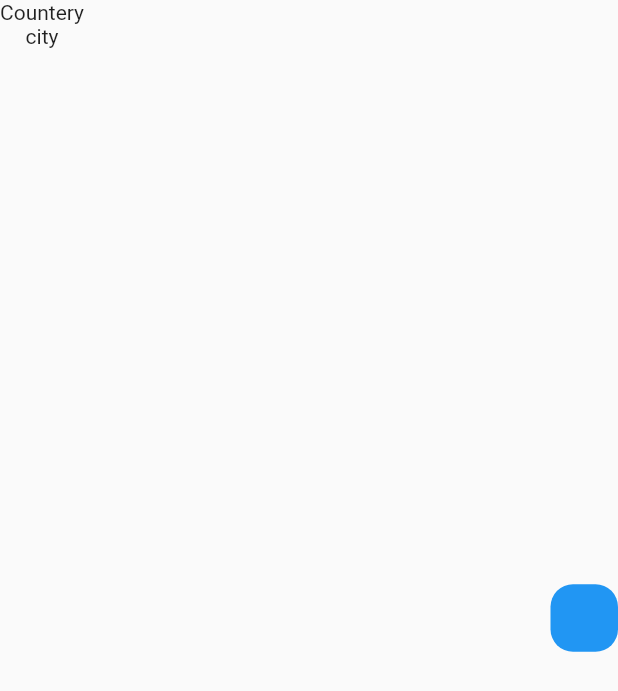
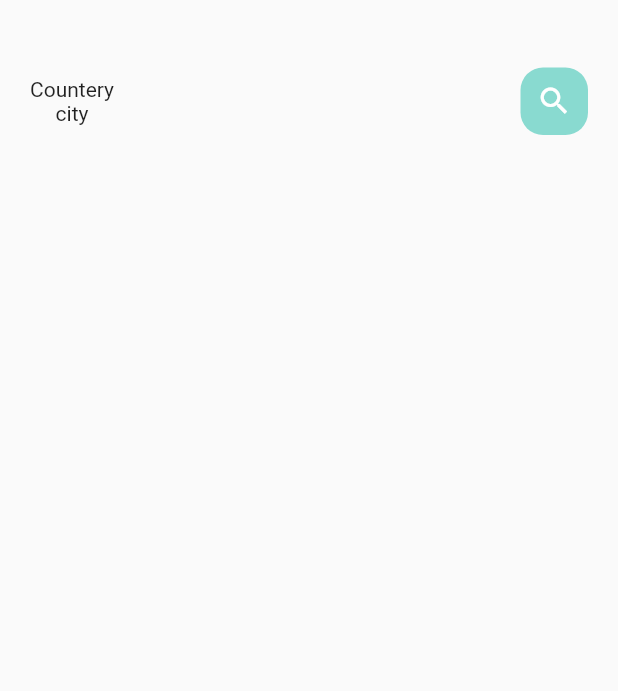
Before and after one commit to poornakani/food_Delivary_FlutterApp, a Flutter app: the screen it shows after launch, on a phone screen of 412 x 824 dp. Shown: the top 691 px of the screen. Run offline on Flutter 3.47's test engine with Material 2 defaults, Android fonts, the phone set to English and light mode, and no system bars.

Commit message:
food delivary app

```diff
--- a/lib/home/main_food_page.dart
+++ b/lib/home/main_food_page.dart
@@ -1,4 +1,5 @@
 import 'package:flutter/material.dart';
+import 'package:fooddelivary/utils/colors.dart';
 
 class MainFoodPage extends StatefulWidget {
   const MainFoodPage({Key? key}) : super(key: key);
@@ -11,8 +12,12 @@ class _MainFoodPageState extends State<MainFoodPage> {
   @override
   Widget build(BuildContext context) {
     return Scaffold(
-      body: Container(//color changing place in app bar
+      body: Column(
+        children: [
+          Container(//color changing place in app bar
             child: Container(
+              margin: EdgeInsets.only(top: 45,bottom: 15),
+              padding: EdgeInsets.only(left: 20,right: 20),
               child: Row(
                 mainAxisAlignment: MainAxisAlignment.spaceBetween,
                 children: [
@@ -22,18 +27,23 @@ class _MainFoodPageState extends State<MainFoodPage> {
                       Text("city")
                     ],
                   ),
-              Container(
+                  Center(
+                    child: Container(
                       width: 45,
                       height: 45,
                       decoration: BoxDecoration(
                           borderRadius: BorderRadius.circular(15),
-                    color: Colors.blue
+                          color: AppColors.mainColor
+                      ),
+                      child: Icon(Icons.search,color: Colors.white,),
                     ),
                   )
                 ],
               ),
             ),
           ),
+        ],
+      )
     );
   }
 }
```
Also changed, not shown: lib/widgets/big_text.dart (added, +30 -0 lines). Lines whose indentation alone changed are shown as unchanged.
